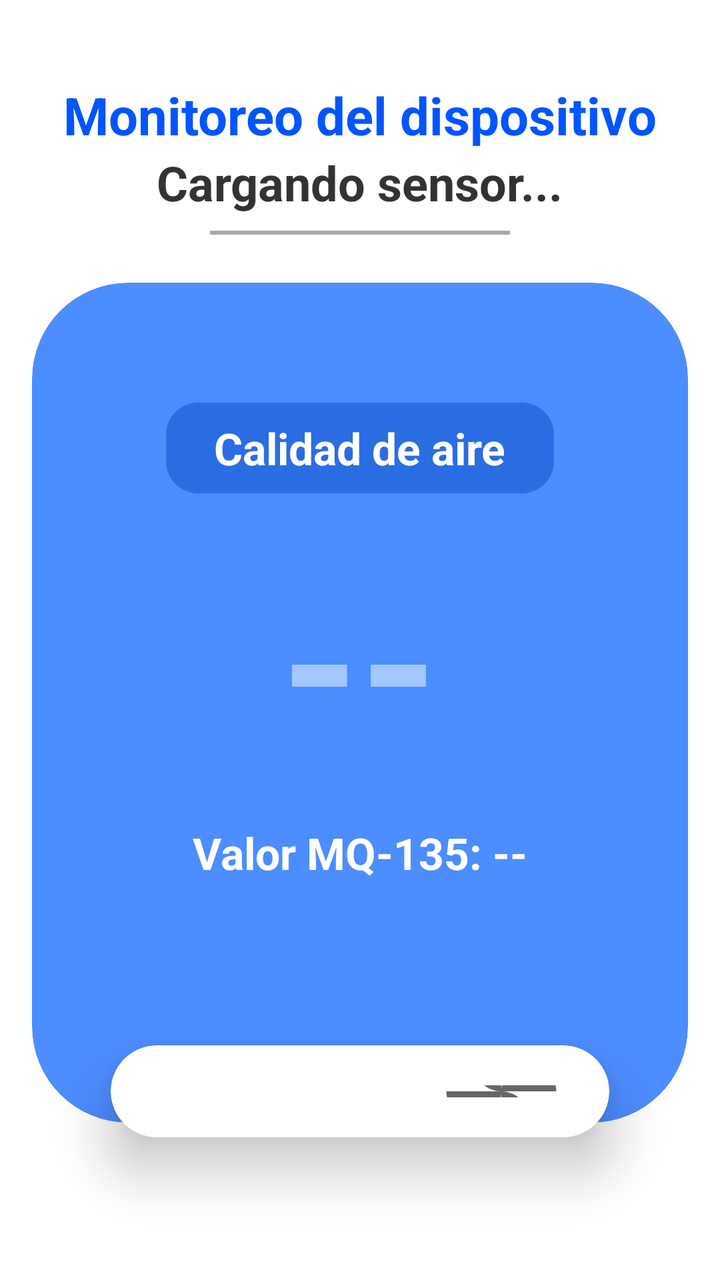
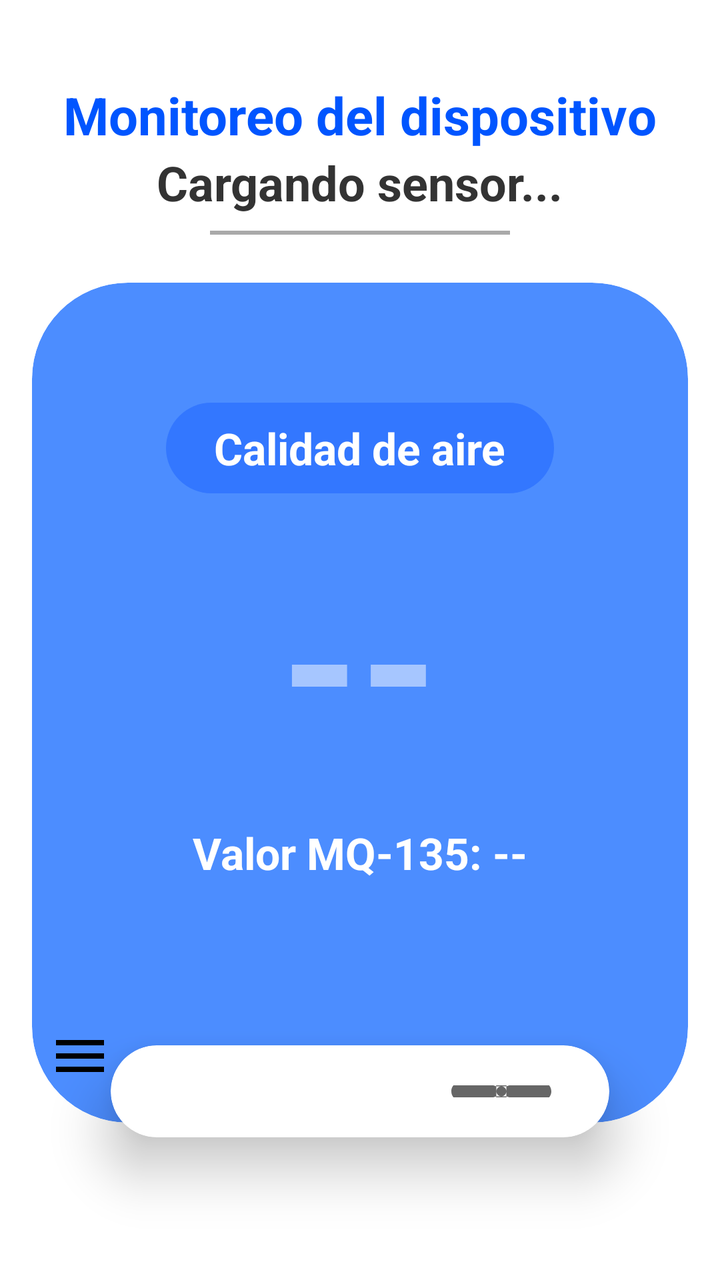

Before-and-after screenshots of an Android layout around one commit, followed by the original layout XML and the change that was made.
<!-- AndroidManifest.xml: application theme Theme.Monitoreo_de_Aire -->
<!-- res/layout/activity_dashboard.xml -->
<?xml version="1.0" encoding="utf-8"?>
<LinearLayout xmlns:android="http://schemas.android.com/apk/res/android"
    xmlns:app="http://schemas.android.com/apk/res-auto"
    android:id="@+id/dashboard"
    android:layout_width="match_parent"
    android:layout_height="match_parent"
    android:orientation="vertical"
    android:background="#FFFFFF">

    <LinearLayout
        android:layout_width="match_parent"
        android:layout_height="match_parent"
        android:orientation="vertical"
        android:padding="16dp"
        android:gravity="center_horizontal">

        <TextView
            android:layout_width="wrap_content"
            android:layout_height="wrap_content"
            android:layout_marginTop="24dp"
            android:text="Monitoreo del dispositivo"
            android:textColor="#0055FF"
            android:textSize="26sp"
            android:textStyle="bold" />

        <TextView
            android:id="@+id/nombre_sensor"
            android:layout_width="wrap_content"
            android:layout_height="wrap_content"
            android:text="Cargando sensor..."
            android:textColor="#333333"
            android:textSize="24sp"
            android:textStyle="bold" />

        <View
            android:layout_width="150dp"
            android:layout_height="2dp"
            android:layout_marginTop="8dp"
            android:layout_marginBottom="24dp"
            android:background="#A9A9A9" />

        <RelativeLayout
            android:layout_width="match_parent"
            android:layout_height="match_parent"
            android:clipToPadding="false">

            
            <androidx.cardview.widget.CardView
                android:id="@+id/calidad_aire"
                android:layout_width="match_parent"
                android:layout_height="420dp"
                app:cardCornerRadius="48dp"
                app:cardBackgroundColor="#4C8DFF"
                app:cardElevation="0dp">

                <LinearLayout
                    android:layout_width="match_parent"
                    android:layout_height="match_parent"
                    android:orientation="vertical"
                    android:gravity="center"
                    android:paddingBottom="60dp">

                    
                    <TextView
                        android:id="@+id/calidad_aire_lb"
                        android:layout_width="wrap_content"
                        android:layout_height="wrap_content"
                        android:text="Calidad de aire"
                        android:textColor="#FFFFFF"
                        android:textSize="22sp"
                        android:textStyle="bold"
                        android:background="@drawable/bg_rounded_text"
                        android:paddingHorizontal="24dp"
                        android:paddingVertical="8dp"
                        android:layout_marginBottom="16dp"/>

                    <TextView
                        android:id="@+id/estado_aire"
                        android:layout_width="wrap_content"
                        android:layout_height="wrap_content"
                        android:text="--"
                        android:textSize="100sp"
                        android:textColor="#80FFFFFF"
                        android:textStyle="bold" />

                    <TextView
                        android:id="@+id/sensor_val"
                        android:layout_width="wrap_content"
                        android:layout_height="wrap_content"
                        android:text="Valor MQ-135: --"
                        android:textSize="22sp"
                        android:textStyle="bold"
                        android:textColor="#FFFFFF"
                        android:layout_marginTop="16dp"/>
                </LinearLayout>
            </androidx.cardview.widget.CardView>

            
            <androidx.cardview.widget.CardView
                android:layout_width="match_parent"
                android:layout_height="wrap_content"
                android:layout_marginTop="350dp"
                android:layout_marginHorizontal="16dp"
                android:layout_marginBottom="24dp"
                app:cardUseCompatPadding="true"
                app:cardCornerRadius="24dp"
                app:cardBackgroundColor="#FFFFFF"
                app:cardElevation="16dp">

                <LinearLayout
                    android:layout_width="match_parent"
                    android:layout_height="wrap_content"
                    android:paddingHorizontal="24dp"
                    android:paddingVertical="20dp"
                    android:orientation="horizontal"
                    android:gravity="center_vertical">

                    
                    <LinearLayout
                        android:layout_width="0dp"
                        android:layout_height="wrap_content"
                        android:layout_weight="1"
                        android:orientation="vertical">

                        <TextView
                            android:layout_width="wrap_content"
                            android:layout_height="wrap_content"
                            android:text="Sistema de Ventilación"
                            android:textColor="#4C8DFF"
                            android:textSize="20sp"
                            android:textStyle="bold" />

                        <LinearLayout
                            android:layout_width="wrap_content"
                            android:layout_height="wrap_content"
                            android:orientation="horizontal"
                            android:gravity="center_vertical"
                            android:layout_marginTop="4dp">

                            <TextView
                                android:layout_width="wrap_content"
                                android:layout_height="wrap_content"
                                android:text="Ventilador: "
                                android:textColor="#000000"
                                android:textSize="18sp"/>

                            <TextView
                                android:id="@+id/extractor"
                                android:layout_width="wrap_content"
                                android:layout_height="wrap_content"
                                android:text="--"
                                android:textColor="#A9A9A9"
                                android:textSize="16sp"
                                android:textStyle="bold"/>
                        </LinearLayout>
                    </LinearLayout>

                    
                    <ImageView
                        android:layout_width="60dp"
                        android:layout_height="60dp"
                        android:src="@drawable/baseline_mode_fan_off_24"
                        app:tint="#666666"/>

                </LinearLayout> 
            </androidx.cardview.widget.CardView>
        </RelativeLayout>
    </LinearLayout>
</LinearLayout>
<!-- resources referenced by this layout -->
<resources>
  <!-- drawable baseline_mode_fan_off_24 (drawable) -->
  <vector xmlns:android="http://schemas.android.com/apk/res/android"
      android:width="24dp"
      android:height="24dp"
      android:viewportWidth="24"
      android:viewportHeight="24">
      <path
          android:fillColor="#FF000000"
          android:pathData="M12,12c0,-3 2.5,-5.5 5.5,-5.5S23,9 23,12L12,12zM12,12c0,3 -2.5,5.5 -5.5,5.5S1,15 1,12L12,12zM12,12c-3,0 -5.5,-2.5 -5.5,-5.5S9,1 12,1L12,12zM12,12c3,0 5.5,2.5 5.5,5.5S15,23 12,23L12,12z"/>
  </vector>
  <!-- drawable bg_rounded_text (drawable) -->
  <?xml version="1.0" encoding="utf-8"?>
  <shape xmlns:android="http://schemas.android.com/apk/res/android">
      <solid android:color="#2B6DE3"/>
      <corners android:radius="16dp"/>
  </shape>
  <style name="Theme.Monitoreo_de_Aire" parent="Base.Theme.Monitoreo_de_Aire" />
  <style name="Base.Theme.Monitoreo_de_Aire" parent="Theme.Material3.DayNight.NoActionBar">
          
          
      </style>
</resources>

<!-- the commit's change to res/layout/activity_dashboard.xml (unified diff, before → after) -->
@@ -1,169 +1,238 @@
+<?xml version="1.0" encoding="utf-8"?>
+<androidx.drawerlayout.widget.DrawerLayout
+    xmlns:android="http://schemas.android.com/apk/res/android"
+    xmlns:app="http://schemas.android.com/apk/res-auto"
+    android:id="@+id/drawer_layout"
+    android:layout_width="match_parent"
+    android:layout_height="match_parent">
+
+    
+    <RelativeLayout
+        android:layout_width="match_parent"
+        android:layout_height="match_parent"
+        android:background="#F0F4F8">
+
+        <LinearLayout xmlns:android="http://schemas.android.com/apk/res/android"
+            xmlns:app="http://schemas.android.com/apk/res-auto"
+            android:id="@+id/dashboard"
+            android:layout_width="match_parent"
+            android:layout_height="match_parent"
+            android:orientation="vertical"
+            android:background="#FFFFFF">
+
+            <LinearLayout
+                android:layout_width="match_parent"
+                android:layout_height="match_parent"
+                android:orientation="vertical"
+                android:padding="16dp"
+                android:gravity="center_horizontal">
+
+                <TextView
+                    android:layout_width="wrap_content"
+                    android:layout_height="wrap_content"
+                    android:layout_marginTop="24dp"
+                    android:text="Monitoreo del dispositivo"
+                    android:textColor="#0055FF"
+                    android:textSize="26sp"
+                    android:textStyle="bold" />
+
+                <TextView
+                    android:id="@+id/nombre_sensor"
+                    android:layout_width="wrap_content"
+                    android:layout_height="wrap_content"
+                    android:text="Cargando sensor..."
+                    android:textColor="#333333"
+                    android:textSize="24sp"
+                    android:textStyle="bold" />
+
+                <View
+                    android:layout_width="150dp"
+                    android:layout_height="2dp"
+                    android:layout_marginTop="8dp"
+                    android:layout_marginBottom="24dp"
+                    android:background="#A9A9A9" />
+
+                <RelativeLayout
+                    android:layout_width="match_parent"
+                    android:layout_height="match_parent"
+                    android:clipToPadding="false">
+
+                    
+                    <androidx.cardview.widget.CardView
+                        android:id="@+id/calidad_aire"
+                        android:layout_width="match_parent"
+                        android:layout_height="420dp"
+                        app:cardCornerRadius="48dp"
+                        app:cardBackgroundColor="#4C8DFF"
+                        app:cardElevation="0dp">
+
+                        <LinearLayout
+                            android:layout_width="match_parent"
+                            android:layout_height="match_parent"
+                            android:orientation="vertical"
+                            android:gravity="center"
+                            android:paddingBottom="60dp">
+
+                            
+                            <TextView
+                                android:id="@+id/calidad_aire_lb"
+                                android:layout_width="wrap_content"
+                                android:layout_height="wrap_content"
+                                android:text="Calidad de aire"
+                                android:textColor="#FFFFFF"
+                                android:textSize="22sp"
+                                android:textStyle="bold"
+                                android:background="@drawable/bg_rounded_text"
+                                android:paddingHorizontal="24dp"
+                                android:paddingVertical="8dp"
+                                android:layout_marginBottom="16dp"/>
+
+                            <TextView
+                                android:id="@+id/estado_aire"
+                                android:layout_width="wrap_content"
+                                android:layout_height="wrap_content"
+                                android:text="--"
+                                android:textSize="100sp"
+                                android:textColor="#80FFFFFF"
+                                android:textStyle="bold" />
+
+                            <TextView
+                                android:id="@+id/sensor_val"
+                                android:layout_width="wrap_content"
+                                android:layout_height="wrap_content"
+                                android:text="Valor MQ-135: --"
+                                android:textSize="22sp"
+                                android:textStyle="bold"
+                                android:textColor="#FFFFFF"
+                                android:layout_marginTop="16dp"/>
+                        </LinearLayout>
+                    </androidx.cardview.widget.CardView>
+
+                    
+                    <androidx.cardview.widget.CardView
+                        android:layout_width="match_parent"
+                        android:layout_height="wrap_content"
+                        android:layout_marginTop="350dp"
+                        android:layout_marginHorizontal="16dp"
+                        android:layout_marginBottom="24dp"
+                        app:cardUseCompatPadding="true"
+                        app:cardCornerRadius="24dp"
+                        app:cardBackgroundColor="#FFFFFF"
+                        app:cardElevation="16dp">
+
+                        <LinearLayout
+                            android:layout_width="match_parent"
+                            android:layout_height="wrap_content"
+                            android:paddingHorizontal="24dp"
+                            android:paddingVertical="20dp"
+                            android:orientation="horizontal"
+                            android:gravity="center_vertical">
+
+                            
+                            <LinearLayout
+                                android:layout_width="0dp"
+                                android:layout_height="wrap_content"
+                                android:layout_weight="1"
+                                android:orientation="vertical">
+
+                                <TextView
+                                    android:layout_width="wrap_content"
+                                    android:layout_height="wrap_content"
+                                    android:text="Sistema de Ventilación"
+                                    android:textColor="#4C8DFF"
+                                    android:textSize="20sp"
+                                    android:textStyle="bold" />
+
+                                <LinearLayout
+                                    android:layout_width="wrap_content"
+                                    android:layout_height="wrap_content"
+                                    android:orientation="horizontal"
+                                    android:gravity="center_vertical"
+                                    android:layout_marginTop="4dp">
+
+                                    <TextView
+                                        android:layout_width="wrap_content"
+                                        android:layout_height="wrap_content"
+                                        android:text="Ventilador: "
+                                        android:textColor="#000000"
+                                        android:textSize="18sp"/>
+
+                                    <TextView
+                                        android:id="@+id/extractor"
+                                        android:layout_width="wrap_content"
+                                        android:layout_height="wrap_content"
+                                        android:text="--"
+                                        android:textColor="#A9A9A9"
+                                        android:textSize="16sp"
+                                        android:textStyle="bold"/>
+                                </LinearLayout>
+                            </LinearLayout>
+
+                            
+                            <ImageView
+                                android:layout_width="60dp"
+                                android:layout_height="60dp"
+                                android:src="@drawable/baseline_mode_fan_off_24"
+                                app:tint="#666666"/>
+
+                        </LinearLayout> 
+                    </androidx.cardview.widget.CardView>
+                </RelativeLayout>
+            </LinearLayout>
+        </LinearLayout>
+
+        
+        <ImageView
+            android:id="@+id/btnMenuHamburguesa"
+            android:layout_width="48dp"
+            android:layout_height="48dp"
+            android:padding="8dp"
+            android:layout_alignParentBottom="true"
+            android:layout_alignParentStart="true"
+            android:layout_marginStart="16dp"
+            android:layout_marginBottom="88dp"
+            android:src="@drawable/ic_menu_hamburguesa"
+            android:contentDescription="Abrir menú"
+            android:clickable="true"
+            android:focusable="true" />
+
+    </RelativeLayout>
+
+    
+    <com.google.android.material.navigation.NavigationView
+        android:id="@+id/nav_view"
+        android:layout_width="wrap_content"
+        android:layout_height="match_parent"
+        android:layout_gravity="start"
+        android:background="#FFFFFF"
+        app:headerLayout="@layout/nav_header"
+        app:menu="@menu/menu_lateral" />
+
+</androidx.drawerlayout.widget.DrawerLayout>
+<!-- res/layout/nav_header.xml (included above) -->
 <?xml version="1.0" encoding="utf-8"?>
 <LinearLayout xmlns:android="http://schemas.android.com/apk/res/android"
     xmlns:app="http://schemas.android.com/apk/res-auto"
-    android:id="@+id/dashboard"
     android:layout_width="match_parent"
-    android:layout_height="match_parent"
+    android:layout_height="160dp"
+    android:background="#0055FF"
+    android:gravity="bottom"
     android:orientation="vertical"
-    android:background="#FFFFFF">
-
-    <LinearLayout
-        android:layout_width="match_parent"
-        android:layout_height="match_parent"
-        android:orientation="vertical"
-        android:padding="16dp"
-        android:gravity="center_horizontal">
-
-        <TextView
-            android:layout_width="wrap_content"
-            android:layout_height="wrap_content"
-            android:layout_marginTop="24dp"
-            android:text="Monitoreo del dispositivo"
-            android:textColor="#0055FF"
-            android:textSize="26sp"
-            android:textStyle="bold" />
-
-        <TextView
-            android:id="@+id/nombre_sensor"
-            android:layout_width="wrap_content"
-            android:layout_height="wrap_content"
-            android:text="Cargando sensor..."
-            android:textColor="#333333"
-            android:textSize="24sp"
-            android:textStyle="bold" />
-
-        <View
-            android:layout_width="150dp"
-            android:layout_height="2dp"
-            android:layout_marginTop="8dp"
-            android:layout_marginBottom="24dp"
-            android:background="#A9A9A9" />
-
-        <RelativeLayout
-            android:layout_width="match_parent"
-            android:layout_height="match_parent"
-            android:clipToPadding="false">
-
-            
-            <androidx.cardview.widget.CardView
-                android:id="@+id/calidad_aire"
-                android:layout_width="match_parent"
-                android:layout_height="420dp"
-                app:cardCornerRadius="48dp"
-                app:cardBackgroundColor="#4C8DFF"
-                app:cardElevation="0dp">
-
-                <LinearLayout
-                    android:layout_width="match_parent"
-                    android:layout_height="match_parent"
-                    android:orientation="vertical"
-                    android:gravity="center"
-                    android:paddingBottom="60dp">
-
-                    
-                    <TextView
-                        android:id="@+id/calidad_aire_lb"
-                        android:layout_width="wrap_content"
-                        android:layout_height="wrap_content"
-                        android:text="Calidad de aire"
-                        android:textColor="#FFFFFF"
-                        android:textSize="22sp"
-                        android:textStyle="bold"
-                        android:background="@drawable/bg_rounded_text"
-                        android:paddingHorizontal="24dp"
-                        android:paddingVertical="8dp"
-                        android:layout_marginBottom="16dp"/>
-
-                    <TextView
-                        android:id="@+id/estado_aire"
-                        android:layout_width="wrap_content"
-                        android:layout_height="wrap_content"
-                        android:text="--"
-                        android:textSize="100sp"
-                        android:textColor="#80FFFFFF"
-                        android:textStyle="bold" />
-
-                    <TextView
-                        android:id="@+id/sensor_val"
-                        android:layout_width="wrap_content"
-                        android:layout_height="wrap_content"
-                        android:text="Valor MQ-135: --"
-                        android:textSize="22sp"
-                        android:textStyle="bold"
-                        android:textColor="#FFFFFF"
-                        android:layout_marginTop="16dp"/>
-                </LinearLayout>
-            </androidx.cardview.widget.CardView>
-
-            
-            <androidx.cardview.widget.CardView
-                android:layout_width="match_parent"
-                android:layout_height="wrap_content"
-                android:layout_marginTop="350dp"
-                android:layout_marginHorizontal="16dp"
-                android:layout_marginBottom="24dp"
-                app:cardUseCompatPadding="true"
-                app:cardCornerRadius="24dp"
-                app:cardBackgroundColor="#FFFFFF"
-                app:cardElevation="16dp">
-
-                <LinearLayout
-                    android:layout_width="match_parent"
-                    android:layout_height="wrap_content"
-                    android:paddingHorizontal="24dp"
-                    android:paddingVertical="20dp"
-                    android:orientation="horizontal"
-                    android:gravity="center_vertical">
-
-                    
-                    <LinearLayout
-                        android:layout_width="0dp"
-                        android:layout_height="wrap_content"
-                        android:layout_weight="1"
-                        android:orientation="vertical">
-
-                        <TextView
-                            android:layout_width="wrap_content"
-                            android:layout_height="wrap_content"
-                            android:text="Sistema de Ventilación"
-                            android:textColor="#4C8DFF"
-                            android:textSize="20sp"
-                            android:textStyle="bold" />
-
-                        <LinearLayout
-                            android:layout_width="wrap_content"
-                            android:layout_height="wrap_content"
-                            android:orientation="horizontal"
-                            android:gravity="center_vertical"
-                            android:layout_marginTop="4dp">
-
-                            <TextView
-                                android:layout_width="wrap_content"
-                                android:layout_height="wrap_content"
-                                android:text="Ventilador: "
-                                android:textColor="#000000"
-                                android:textSize="18sp"/>
-
-                            <TextView
-                                android:id="@+id/extractor"
-                                android:layout_width="wrap_content"
-                                android:layout_height="wrap_content"
-                                android:text="--"
-                                android:textColor="#A9A9A9"
-                                android:textSize="16sp"
-                                android:textStyle="bold"/>
-                        </LinearLayout>
-                    </LinearLayout>
-
-                    
-                    <ImageView
-                        android:layout_width="60dp"
-                        android:layout_height="60dp"
-                        android:src="@drawable/baseline_mode_fan_off_24"
-                        app:tint="#666666"/>
-
-                </LinearLayout> 
-            </androidx.cardview.widget.CardView>
-        </RelativeLayout>
-    </LinearLayout>
+    android:padding="24dp">
+
+    <ImageView
+        android:layout_width="56dp"
+        android:layout_height="56dp"
+        android:src="@drawable/baseline_account_circle_24"
+        android:contentDescription="Usuario"
+        app:tint="#FFFFFF" />
+
+    <TextView
+        android:layout_width="wrap_content"
+        android:layout_height="wrap_content"
+        android:layout_marginTop="8dp"
+        android:text="Monitoreo de Aire"
+        android:textColor="#FFFFFF"
+        android:textSize="18sp"
+        android:textStyle="bold" />
 </LinearLayout>
<!-- resource entries referenced after the edit -->
@@ -1,21 +1,44 @@
 <!-- resources referenced by this layout -->
 <resources>
+  <!-- drawable baseline_account_circle_24 (drawable) -->
+  <vector xmlns:android="http://schemas.android.com/apk/res/android"
+      android:width="48dp"
+      android:height="48dp"
+      android:viewportWidth="24"
+      android:viewportHeight="24">
+  
+      <path
+          android:fillColor="#FF666666"
+          android:pathData="M12,2A10,10 0,1 0,12 22A10,10 0,1 0,12 2M12,6A3,3 0,1 1,12 12A3,3 0,1 1,12 6M12,20A8,8 0,0 1,5.5 16.7C5.6,14.7 9.8,13.5 12,13.5S18.4,14.7 18.5,16.7A8,8 0,0 1,12 20Z"/>
+  </vector>
   <!-- drawable baseline_mode_fan_off_24 (drawable) -->
   <vector xmlns:android="http://schemas.android.com/apk/res/android"
-      android:width="24dp"
-      android:height="24dp"
+      android:width="48dp"
+      android:height="48dp"
       android:viewportWidth="24"
       android:viewportHeight="24">
+  
+      <path
+          android:fillColor="#FF666666"
+          android:pathData="M12,11a1,1 0,1 0,0.01 0M12,2c-2,0 -3,3 -2,6l1,3h2l1,-3c1,-3 0,-6 -2,-6zM22,12c0,-2 -3,-3 -6,-2l-3,1v2l3,1c3,1 6,0 6,-2zM12,22c2,0 3,-3 2,-6l-1,-3h-2l-1,3c-1,3 0,6 2,6zM2,12c0,2 3,3 6,2l3,-1v-2l-3,-1c-3,-1 -6,0 -6,2z"/>
+  </vector>
+  <!-- drawable bg_rounded_text (drawable) -->
+  <shape xmlns:android="http://schemas.android.com/apk/res/android"
+      android:shape="rectangle">
+      <solid android:color="#3377FF"/>
+      <corners android:radius="24dp"/>
+  </shape>
+  <!-- drawable ic_menu_hamburguesa (drawable) -->
+  <vector xmlns:android="http://schemas.android.com/apk/res/android"
+      android:width="32dp"
+      android:height="32dp"
+      android:viewportWidth="24"
+      android:viewportHeight="24">
+  
       <path
           android:fillColor="#FF000000"
-          android:pathData="M12,12c0,-3 2.5,-5.5 5.5,-5.5S23,9 23,12L12,12zM12,12c0,3 -2.5,5.5 -5.5,5.5S1,15 1,12L12,12zM12,12c-3,0 -5.5,-2.5 -5.5,-5.5S9,1 12,1L12,12zM12,12c3,0 5.5,2.5 5.5,5.5S15,23 12,23L12,12z"/>
+          android:pathData="M3,6h18v2H3zM3,11h18v2H3zM3,16h18v2H3z"/>
   </vector>
-  <!-- drawable bg_rounded_text (drawable) -->
-  <?xml version="1.0" encoding="utf-8"?>
-  <shape xmlns:android="http://schemas.android.com/apk/res/android">
-      <solid android:color="#2B6DE3"/>
-      <corners android:radius="16dp"/>
-  </shape>
   <style name="Theme.Monitoreo_de_Aire" parent="Base.Theme.Monitoreo_de_Aire" />
   <style name="Base.Theme.Monitoreo_de_Aire" parent="Theme.Material3.DayNight.NoActionBar">
           
